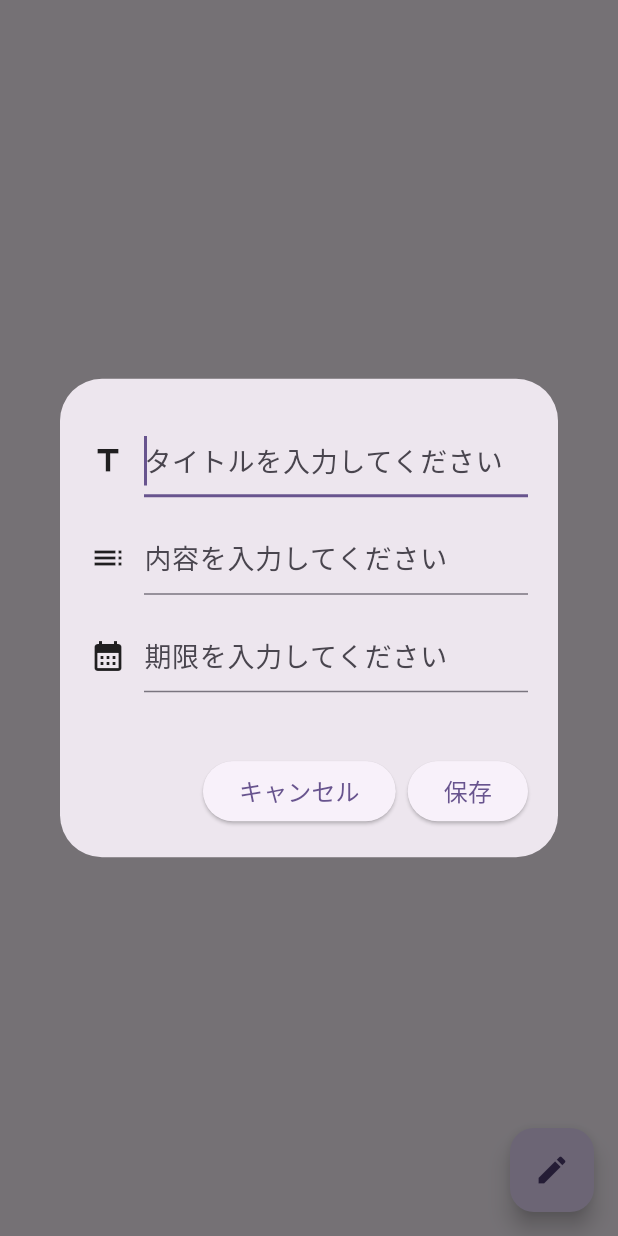
After one commit to myzw1030/flutter_tutorial, a Flutter app: the TodoListPage screen opened directly, after a tap on the "edit" icon, on a phone screen of 412 x 824 dp. The commit adds this screen. Run offline on Flutter 3.47's test engine with Material 2 defaults, Android fonts, the phone set to English and light mode, and no system bars; our stand-ins replace drift, flutter_riverpod, flutter_slidable, shared_preferences; accounts and stored records are empty; generated files the repository leaves out were written again.

Commit message:
tutorial8

```diff
--- /dev/null
+++ b/lib/drift/pages/todo_list_page/todo_list_edit_dialog.dart
@@ -0,0 +1,212 @@
+import 'package:flutter/material.dart';
+import 'package:flutter_riverpod/flutter_riverpod.dart';
+import 'package:intl/intl.dart';
+import 'package:flutter_tutorial/drift/pages/todo_list_page/todo_list_page_view_model.dart';
+
+class TodoEditDialog extends ConsumerStatefulWidget {
+  const TodoEditDialog({super.key});
+
+  @override
+  TodoEditDialogState createState() => TodoEditDialogState();
+}
+
+class TodoEditDialogState extends ConsumerState<TodoEditDialog> {
+  final _titleController = TextEditingController();
+  final _contentController = TextEditingController();
+  final _deadlineController = TextEditingController();
+  final _formKey = GlobalKey<FormState>();
+
+  // フォーカス解除
+  void _unFocus(BuildContext context) {
+    final currentScope = FocusScope.of(context);
+    if (!currentScope.hasPrimaryFocus && currentScope.hasFocus) {
+      FocusManager.instance.primaryFocus!.unfocus();
+    }
+  }
+
+  // DatePicker
+  Future<void> _getDate(BuildContext context) async {
+    final initialDate = DateTime.now();
+    final newDate = await showDatePicker(
+      context: context,
+      initialDate: initialDate,
+      firstDate: DateTime(DateTime.now().year - 3),
+      lastDate: DateTime(DateTime.now().year + 3),
+    );
+
+    if (newDate != null) {
+      // 取得した日付をフォーマットしてから設定
+      _deadlineController.text = DateFormat('yyyy-MM-dd').format(newDate);
+    } else {
+      return;
+    }
+  }
+
+  // バリデーション
+  String? _validateText(String? value) {
+    if (value == null || value.isEmpty) {
+      return '値を入力してください';
+    }
+    return null;
+  }
+
+  // 表示更新
+  void _onSavePressed() {
+    // バリデーションチェック
+    if (_formKey.currentState!.validate()) {
+      final todoListNotifier = ref.read(todoListProvider.notifier);
+      final title = _titleController.text;
+      final content = _contentController.text;
+      final deadline = _deadlineController.text;
+
+      // `Todoリスト`の追加
+      todoListNotifier.addTodo(title, content, deadline);
+
+      // 初期化
+      _titleController.clear();
+      _contentController.clear();
+      _deadlineController.clear();
+
+      // ダイアログを閉じる
+      Navigator.pop(context);
+    }
+  }
+
+  @override
+  void dispose() {
+    _titleController.dispose();
+    _contentController.dispose();
+    _deadlineController.dispose();
+    super.dispose();
+  }
+
+  @override
+  Widget build(BuildContext context) {
+    return Dialog(
+      child: GestureDetector(
+        onTap: () => _unFocus(context),
+        behavior: HitTestBehavior.opaque,
+        child: Container(
+          padding: const EdgeInsets.only(
+            top: 30,
+            right: 20,
+            bottom: 20,
+            left: 20,
+          ),
+          child: Form(
+            key: _formKey,
+            child: Column(
+              mainAxisSize: MainAxisSize.min,
+              children: [
+                _EditTextFormField(
+                  icon: Icons.title,
+                  hintText: 'タイトルを入力してください',
+                  validator: _validateText,
+                  controller: _titleController,
+                ),
+                const SizedBox(height: 16),
+                _EditTextFormField(
+                  icon: Icons.toc,
+                  hintText: '内容を入力してください',
+                  validator: _validateText,
+                  controller: _contentController,
+                ),
+                const SizedBox(height: 16),
+                _EditTextFormField(
+                  icon: Icons.calendar_month,
+                  hintText: '期限を入力してください',
+                  validator: _validateText,
+                  controller: _deadlineController,
+                  onTap: () {
+                    FocusScope.of(context).requestFocus(FocusNode());
+                    _getDate(context);
+                  },
+                ),
+                const SizedBox(height: 42),
+                Row(
+                  mainAxisAlignment: MainAxisAlignment.end,
+                  children: [
+                    _DialogActionButton(
+                      text: 'キャンセル',
+                      onPressed: () {
+                        Navigator.pop(context);
+                      },
+                    ),
+                    const SizedBox(width: 8),
+                    _DialogActionButton(
+                      text: '保存',
+                      onPressed: _onSavePressed,
+                    ),
+                  ],
+                ),
+              ],
+            ),
+          ),
+        ),
+      ),
+    );
+  }
+}
+
+class _EditTextFormField extends StatelessWidget {
+  const _EditTextFormField({
+    this.validator,
+    this.controller,
+    this.onTap,
+    required this.icon,
+    required this.hintText,
+  });
+
+  final TextEditingController? controller;
+  final String? Function(String?)? validator;
+  final VoidCallback? onTap;
+  final IconData icon;
+  final String hintText;
+
+  @override
+  Widget build(BuildContext context) {
+    return Row(
+      children: [
+        Icon(icon),
+        const SizedBox(width: 12),
+        Expanded(
+          child: TextFormField(
+            controller: controller,
+            validator: validator,
+            onTap: onTap,
+            autofocus: true,
+            decoration: InputDecoration(
+              hintText: hintText,
+              hintStyle: const TextStyle(fontSize: 18),
+              errorStyle: const TextStyle(fontSize: 16),
+            ),
+            style: const TextStyle(fontSize: 22),
+          ),
+        ),
+      ],
+    );
+  }
+}
+
+class _DialogActionButton extends StatelessWidget {
+  const _DialogActionButton({
+    required this.text,
+    required this.onPressed,
+  });
+
+  final VoidCallback onPressed;
+  final String text;
+
+  @override
+  Widget build(BuildContext context) {
+    return ElevatedButton(
+      onPressed: onPressed,
+      child: Text(
+        text,
+        style: const TextStyle(
+          fontSize: 16,
+        ),
+      ),
+    );
+  }
+}
--- /dev/null
+++ b/lib/drift/pages/todo_list_page/todo_list_page.dart
@@ -0,0 +1,77 @@
+import 'package:flutter/material.dart';
+import 'package:flutter_riverpod/flutter_riverpod.dart';
+import 'package:flutter_tutorial/drift/pages/todo_list_page/todo_list_edit_dialog.dart';
+import 'package:flutter_tutorial/drift/pages/todo_list_page/todo_list_item.dart';
+import 'package:flutter_tutorial/drift/pages/todo_list_page/todo_list_page_view_model.dart';
+import 'package:flutter_slidable/flutter_slidable.dart';
+
+class TodoListPage extends ConsumerWidget {
+  const TodoListPage({super.key});
+
+  @override
+  Widget build(BuildContext context, WidgetRef ref) {
+    final todoLists = ref.watch(todoListProvider);
+    final todoListsNotifier = ref.read(todoListProvider.notifier);
+    return SafeArea(
+      child: Scaffold(
+        body: todoLists.isNotEmpty
+            ? CustomScrollView(
+                slivers: [
+                  SliverPadding(
+                    padding: const EdgeInsets.all(16),
+                    sliver: SliverList(
+                      delegate: SliverChildBuilderDelegate(
+                        (BuildContext context, int index) {
+                          final todo = todoLists[index];
+                          return Slidable(
+                            key: ValueKey(todo.id),
+                            endActionPane: ActionPane(
+                              motion: const DrawerMotion(),
+                              children: [
+                                SlidableAction(
+                                  onPressed: (context) {
+                                    todoListsNotifier.deleteTodo(todo);
+                                  },
+                                  backgroundColor: Colors.red,
+                                  foregroundColor: Colors.white,
+                                  icon: Icons.delete,
+                                  label: 'Delete',
+                                ),
+                              ],
+                            ),
+                            child: TodoListItem(todos: todo),
+                          );
+                        },
+                        childCount: todoLists.length,
+                      ),
+                    ),
+                  ),
+                ],
+              )
+            : const Center(
+                child: Text(
+                  '登録しているToDoはありません',
+                  style: TextStyle(
+                    fontSize: 20,
+                    fontWeight: FontWeight.bold,
+                  ),
+                ),
+              ),
+        floatingActionButton: FloatingActionButton(
+          onPressed: () {
+            showDialog<Map<String, double>>(
+              barrierDismissible: false,
+              context: context,
+              builder: (context) {
+                return const TodoEditDialog();
+              },
+            );
+          },
+          child: const Icon(
+            Icons.edit,
+          ),
+        ),
+      ),
+    );
+  }
+}
--- /dev/null
+++ b/lib/drift/pages/todo_list_page/todo_list_page_view_model.dart
@@ -0,0 +1,55 @@
+import 'package:drift/drift.dart';
+import 'package:flutter_riverpod/flutter_riverpod.dart';
+import 'package:flutter_tutorial/drift/model/todos.dart';
+import 'package:intl/intl.dart';
+
+// AppDatabaseのインスタンスを生成
+final appDatabaseProvider = Provider<AppDatabase>((ref) => AppDatabase());
+
+final todoListProvider =
+    StateNotifierProvider.autoDispose<TodoListNotifier, List<Todo>>((ref) {
+  final appDatabase = ref.watch(appDatabaseProvider);
+  return TodoListNotifier(appDatabase);
+});
+
+class TodoListNotifier extends StateNotifier<List<Todo>> {
+  // `Todo`リストを空のリストとして初期化
+  TodoListNotifier(this.db) : super([]) {
+    // 初期値をデータベースから取得する
+    loadTodo();
+  }
+  final AppDatabase db;
+
+  // データベースから全てのTodoを一度だけ取得する
+  Future<void> loadTodo() async {
+    final todos = await db.select(db.todos).get();
+    state = todos;
+  }
+
+  // `Todo`を追加する
+  Future<void> addTodo(
+    String title,
+    String content,
+    String deadline,
+  ) async {
+    final nowDate = DateTime.now();
+    final formattedDate = DateFormat('yyyy-MM-dd').format(nowDate);
+    await db.into(db.todos).insert(
+          TodosCompanion(
+            title: Value(title),
+            content: Value(content),
+            deadline: Value(deadline),
+            createDate: Value(formattedDate),
+          ),
+        );
+    // 現在のTodoリストを再取得して状態を更新
+    await loadTodo();
+  }
+
+  // データベースからTodoを削除する
+  Future<void> deleteTodo(Todo todo) async {
+    await db.delete(db.todos).delete(todo);
+    // 対象のTodoを削除
+    state = state.where((item) => item.id != todo.id).toList();
+  }
+}
--- a/lib/index_page.dart
+++ b/lib/index_page.dart
@@ -1,5 +1,6 @@
 import 'package:flutter/material.dart';
 import 'package:flutter_tutorial/async/async_page.dart';
+import 'package:flutter_tutorial/drift/pages/todo_list_page/todo_list_page.dart';
 import 'package:flutter_tutorial/youtube/youtube_page.dart';
 import 'package:flutter_tutorial/animation/animation_page.dart';
 import 'package:flutter_tutorial/building/building_layout_page.dart';
@@ -40,6 +41,10 @@ class IndexPage extends StatelessWidget {
               text: 'Async',
               widget: AsyncPage(),
             ),
+            PageButton(
+              text: 'Drift',
+              widget: TodoListPage(),
+            ),
           ],
         ),
       ),
```
Also changed, not shown: lib/drift/model/todos.dart (added, +43 -0 lines), lib/drift/pages/todo_list_page/todo_list_item.dart (added, +58 -0 lines), lib/main.dart (+6 -1 lines), pubspec.yaml (+9 -0 lines), lib/drift/model/todos.g.dart (added).
